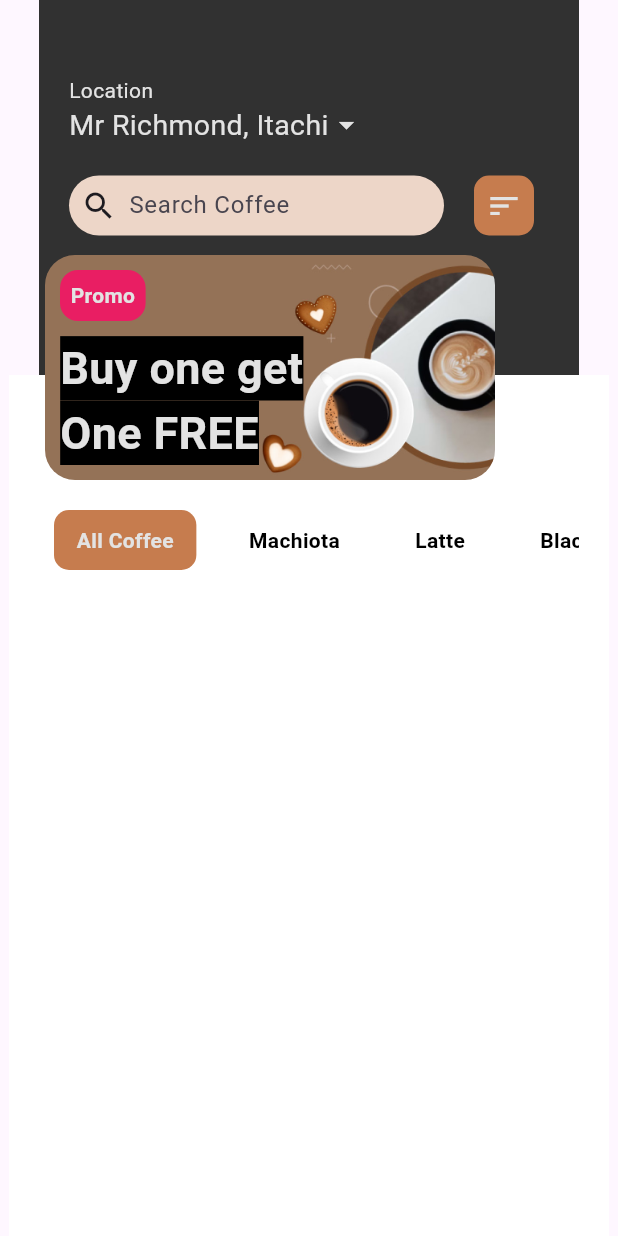
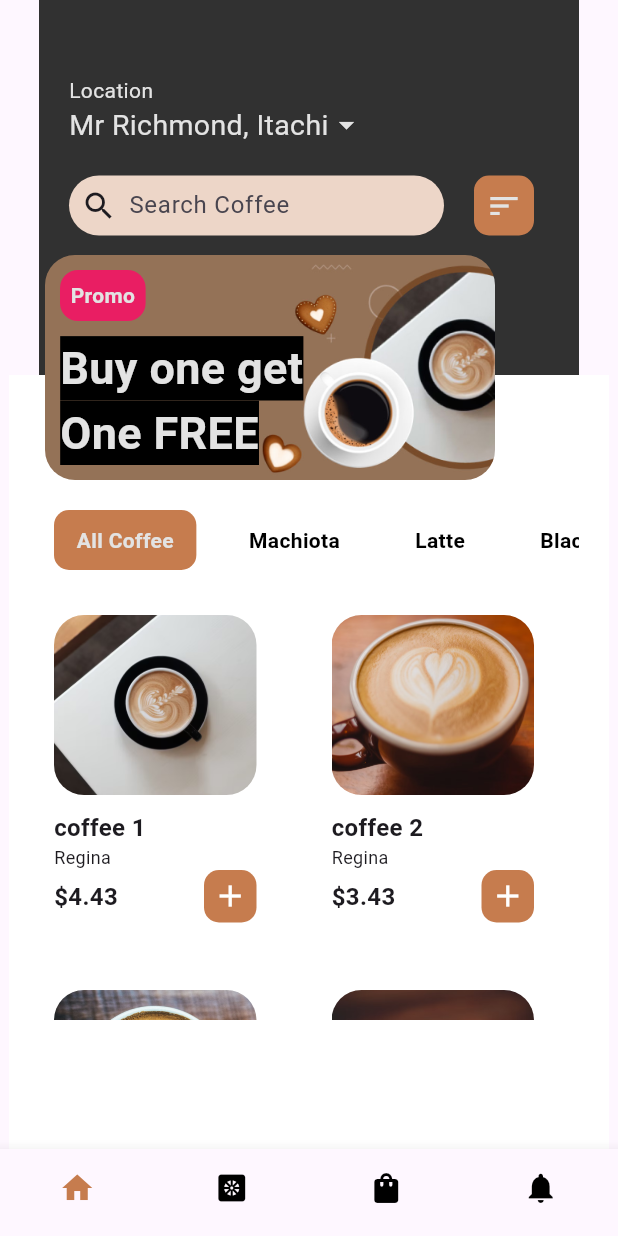
Before and after one commit to oraclevs/flutter_tut_coffee_app, a Flutter app: the screen it shows after launch, after a tap on "Get Started", on a phone screen of 412 x 824 dp. Run offline on Flutter 3.47's test engine with Material 3 defaults, Android fonts, the phone set to English and light mode, and no system bars.

```diff
--- a/lib/screens/home_index.dart
+++ b/lib/screens/home_index.dart
@@ -1,4 +1,5 @@
 import 'package:coffee_shop/theme/colors.dart';
+import 'package:coffee_shop/widget/widget.dart';
 import 'package:flutter/material.dart';
 
 class HomeIndex extends StatefulWidget {
@@ -18,6 +19,38 @@ class _HomeIndexState extends State<HomeIndex> {
     'Nigeria',
   ];
   String selectedCoffeeType = 'All Coffee';
+  final List<Map<String, dynamic>> data = [
+    {
+      'image': 'Assets/Images/coffeeOne.png',
+      'title': 'coffee 1',
+      'price': 4.43,
+    },
+    {
+      'image': 'Assets/Images/coffeeFive.png',
+      'title': 'coffee 2',
+      'price': 3.43,
+    },
+    {
+      'image': 'Assets/Images/coffeeThree.png',
+      'title': 'coffee 3',
+      'price': 3.43,
+    },
+    {
+      'image': 'Assets/Images/coffeeFour.png',
+      'title': 'coffee 3',
+      'price': 24.43,
+    },
+    {
+      'image': 'Assets/Images/coffeeFive.png',
+      'title': 'coffee 3',
+      'price': 41.43,
+    },
+    {
+      'image': 'Assets/Images/coffeeSix.png',
+      'title': 'coffee 3',
+      'price': 14.42,
+    },
+  ];
 
   @override
   Widget build(BuildContext context) {
@@ -140,6 +173,31 @@ class _HomeIndexState extends State<HomeIndex> {
                                 .toList(),
                           ),
                         ),
+                        SizedBox(height: 30),
+                        SizedBox(
+                          height: 270,
+                          width: 340,
+                          child: ListView(
+                            padding: EdgeInsets.zero,
+                            children: [
+                              Wrap(
+                                direction: Axis.horizontal,
+                                spacing: 50,
+                                // runSpacing: 10,
+                                children: data
+                                    .map(
+                                      (e) => coffeeCard(
+                                        imageUrl: e['image'],
+                                        price: e['price'].toString(),
+                                        company: 'Regina',
+                                        title: e['title'],
+                                      ),
+                                    )
+                                    .toList(),
+                              ),
+                            ],
+                          ),
+                        ),
                       ],
                     ),
                   ),
--- /dev/null
+++ b/lib/screens/index.dart
@@ -0,0 +1,74 @@
+import 'package:coffee_shop/screens/detailsScreen.dart';
+import 'package:coffee_shop/screens/home_index.dart';
+import 'package:coffee_shop/theme/colors.dart';
+import 'package:flutter/material.dart';
+
+class IndexScreen extends StatefulWidget {
+  const IndexScreen({super.key});
+
+  @override
+  State<IndexScreen> createState() => _IndexScreenState();
+}
+
+class PlaceHolderClass extends StatelessWidget {
+  final String title;
+  const PlaceHolderClass({required this.title, super.key});
+
+  @override
+  Widget build(BuildContext context) {
+    return Center(child: Text(title));
+  }
+}
+
+const List<Widget> screens = [
+  HomeIndex(),
+  DetailsScreen(),
+  PlaceHolderClass(title: 'Orders'),
+  PlaceHolderClass(title: 'Map'),
+];
+int _currentIndex = 0;
+
+class _IndexScreenState extends State<IndexScreen> {
+  @override
+  Widget build(BuildContext context) {
+    return Scaffold(
+      body: screens[_currentIndex],
+      bottomNavigationBar: BottomNavigationBar(
+        currentIndex: _currentIndex,
+        onTap: (value) {
+          setState(() {
+            _currentIndex = value;
+          });
+        },
+        showSelectedLabels: false,
+        showUnselectedLabels: false,
+        type: BottomNavigationBarType.fixed,
+        items: [
+          BottomNavigationBarItem(
+            icon: Icon(Icons.home, color: Colors.black),
+            activeIcon: Icon(Icons.home, color: AppColor.primaryColor),
+            label: "Home",
+          ),
+          BottomNavigationBarItem(
+            icon: Icon(Icons.heat_pump_rounded, color: Colors.black),
+            activeIcon: Icon(
+              Icons.heat_pump_rounded,
+              color: AppColor.primaryColor,
+            ),
+            label: "Home",
+          ),
+          BottomNavigationBarItem(
+            icon: Icon(Icons.shopping_bag_rounded, color: Colors.black),
+            activeIcon: Icon(Icons.shopping_bag, color: AppColor.primaryColor),
+            label: "Home",
+          ),
+          BottomNavigationBarItem(
+            icon: Icon(Icons.notifications, color: Colors.black),
+            activeIcon: Icon(Icons.notifications, color: AppColor.primaryColor),
+            label: "Home",
+          ),
+        ],
+      ),
+    );
+  }
+}
--- a/lib/screens/on_boarding_screen.dart
+++ b/lib/screens/on_boarding_screen.dart
@@ -1,4 +1,5 @@
 import 'package:coffee_shop/screens/home_index.dart';
+import 'package:coffee_shop/screens/index.dart';
 import 'package:coffee_shop/theme/colors.dart';
 import 'package:flutter/material.dart';
 
@@ -70,7 +71,9 @@ class OnBoardingScreen extends StatelessWidget {
                       onPressed: () {
                         Navigator.push(
                           context,
-                          MaterialPageRoute(builder: (context) => HomeIndex()),
+                          MaterialPageRoute(
+                            builder: (context) => IndexScreen(),
+                          ),
                         );
                       },
                       child: Text('Get Started'),
--- /dev/null
+++ b/lib/widget/widget.dart
@@ -0,0 +1,64 @@
+import 'package:coffee_shop/theme/colors.dart';
+import 'package:flutter/material.dart';
+
+Widget coffeeCard({
+  required String imageUrl,
+  required String title,
+  required String company,
+  required String price,
+}) {
+  return SizedBox(
+    height: 250,
+    width: 135,
+    child: Column(
+      crossAxisAlignment: CrossAxisAlignment.start,
+      spacing: 10,
+      children: [
+        Container(
+          height: 120,
+          width: 135,
+          decoration: BoxDecoration(
+            image: DecorationImage(
+              image: AssetImage(imageUrl),
+              fit: BoxFit.cover,
+            ),
+            borderRadius: BorderRadius.circular(20),
+          ),
+        ),
+        Expanded(
+          child: Column(
+            crossAxisAlignment: CrossAxisAlignment.start,
+            children: [
+              Text(
+                title,
+                style: TextStyle(fontSize: 16, fontWeight: FontWeight.w600),
+              ),
+              Text(company, style: TextStyle(fontSize: 12)),
+              Row(
+                mainAxisAlignment: MainAxisAlignment.spaceBetween,
+                children: [
+                  Text(
+                    '\$$price',
+                    style: TextStyle(fontSize: 16, fontWeight: FontWeight.w700),
+                  ),
+                  GestureDetector(
+                    onTap: () {},
+                    child: Container(
+                      height: 35,
+                      width: 35,
+                      decoration: BoxDecoration(
+                        color: AppColor.primaryColor,
+                        borderRadius: BorderRadius.circular(10),
+                      ),
+                      child: Icon(Icons.add, color: Colors.white),
+                    ),
+                  ),
+                ],
+              ),
+            ],
+          ),
+        ),
+      ],
+    ),
+  );
+}
--- a/pubspec.yaml
+++ b/pubspec.yaml
@@ -13,6 +13,7 @@ dependencies:
     sdk: flutter
   cupertino_icons: ^1.0.8
   iconly: ^1.0.1
+  google_nav_bar: ^5.0.7
 
 dev_dependencies:
   flutter_test:
```
Also changed, not shown: lib/screens/detailsScreen.dart (added, +184 -0 lines), pubspec.lock.
